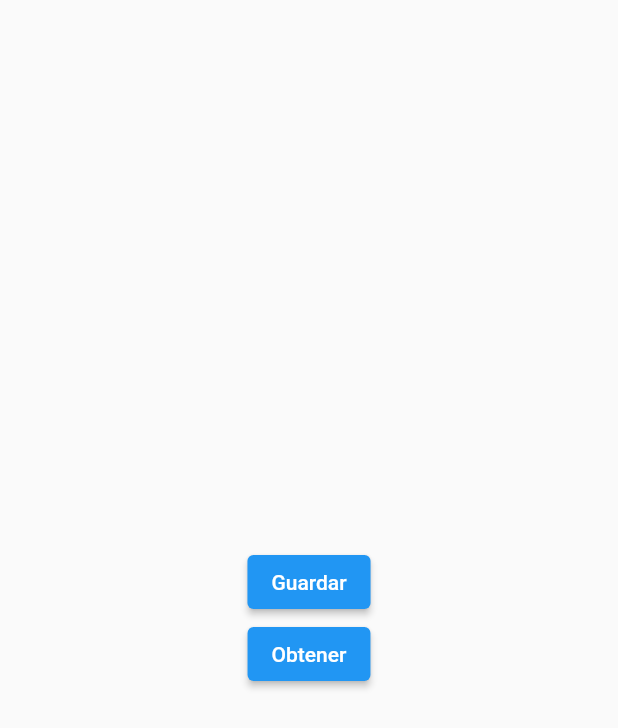
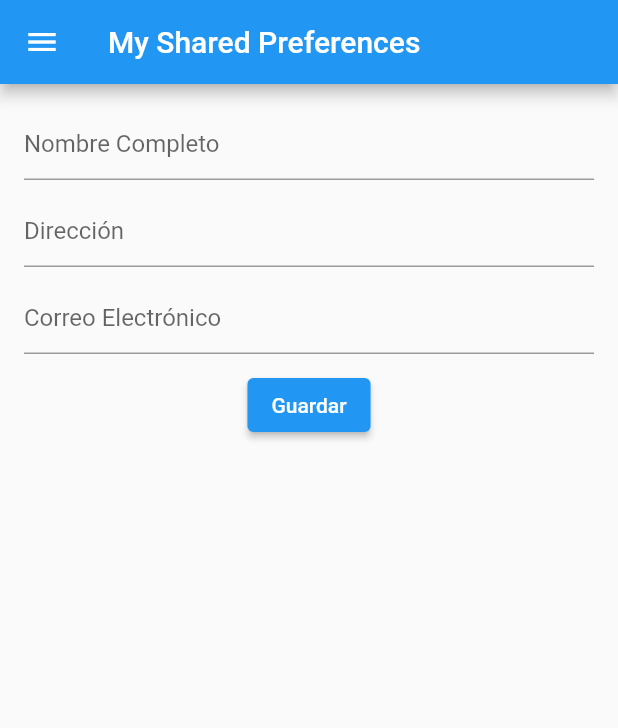
Before and after one commit to valegrei/codigo6_shared, a Flutter app: the screen it shows after launch, after a tap on "Guardar", on a phone screen of 412 x 824 dp. Shown: the top 728 px of the screen. Run offline on Flutter 3.47's test engine with Material 2 defaults, Android fonts, the phone set to English and light mode, and no system bars; our stand-ins replace shared_preferences; network calls fail.

Commit message:
datos de perfil

```diff
--- a/lib/pages/home_page.dart
+++ b/lib/pages/home_page.dart
@@ -1,38 +1,79 @@
+import 'package:codigo6_shared/widgets/my_drawer_widget.dart';
 import 'package:flutter/material.dart';
 import 'package:shared_preferences/shared_preferences.dart';
 
-class HomePage extends StatelessWidget {
+class HomePage extends StatefulWidget {
+  const HomePage({super.key});
+
+  @override
+  State<HomePage> createState() => _HomePageState();
+}
+
+class _HomePageState extends State<HomePage> {
+  String name = "";
+  int age = 0;
+
+  final TextEditingController _nameController = TextEditingController();
+  final TextEditingController _addressController = TextEditingController();
+  final TextEditingController _emailController = TextEditingController();
+
   save() async {
     SharedPreferences mandarina = await SharedPreferences.getInstance();
-    mandarina.setString("name", "Victor Augusto Alegre");
-    mandarina.setInt("age", 28);
+    mandarina.setString("name", _nameController.text);
+    mandarina.setString("address", _addressController.text);
+    mandarina.setString("email", _emailController.text);
     print("Guardando...");
   }
 
-  getData() async{
+  getData() async {
     SharedPreferences mandarina = await SharedPreferences.getInstance();
     print(mandarina.getString("name"));
-    print(mandarina.getInt("age"));
+    print(mandarina.getString("address"));
+    print(mandarina.getString("email"));
   }
-
-  const HomePage({super.key});
 
   @override
   Widget build(BuildContext context) {
-    // TODO: implement build
     return Scaffold(
-      body: Center(
+      appBar: AppBar(
+        title: const Text("My Shared Preferences"),
+      ),
+      drawer: const MyDrawerWidget(),
+      body: Padding(
+        padding: const EdgeInsets.all(16.0),
         child: Column(
-          mainAxisAlignment: MainAxisAlignment.center,
           children: [
+            TextField(
+              controller: _nameController,
+              decoration: const InputDecoration(
+                hintText: "Nombre Completo",
+              ),
+            ),
+            const SizedBox(height: 10.0,),
+            TextField(
+              controller: _addressController,
+              decoration: const InputDecoration(
+                hintText: "Dirección",
+              ),
+            ),
+            const SizedBox(height: 10.0,),
+            TextField(
+              controller: _emailController,
+              decoration: const InputDecoration(
+                hintText: "Correo Electrónico",
+              ),
+            ),
+            const SizedBox(height: 10.0,),
             ElevatedButton(
                 onPressed: () {
                   save();
                 },
-                child: Text("Guardar")),
-            ElevatedButton(onPressed: () {
-              getData();
-            }, child: Text("Obtener")),
+                child: const Text("Guardar")),
+            // ElevatedButton(
+            //     onPressed: () {
+            //       getData();
+            //     },
+            //     child: Text("Obtener")),
           ],
         ),
       ),
--- /dev/null
+++ b/lib/widgets/my_drawer_widget.dart
@@ -0,0 +1,102 @@
+import 'package:codigo6_shared/pages/profile_page.dart';
+import 'package:flutter/material.dart';
+
+class MyDrawerWidget extends StatelessWidget {
+  const MyDrawerWidget({super.key});
+
+  @override
+  Widget build(BuildContext context) {
+    return Drawer(
+      backgroundColor: Colors.white,
+      shape: const RoundedRectangleBorder(
+        //borderRadius: BorderRadius.circular(40.0)
+        borderRadius: BorderRadius.only(
+          topRight: Radius.circular(30.0),
+          bottomRight: Radius.circular(30.0),
+        ),
+      ),
+      child: Column(
+        crossAxisAlignment: CrossAxisAlignment.stretch,
+        children: [
+          DrawerHeader(
+            decoration: const BoxDecoration(
+              color: Colors.amber,
+              image: DecorationImage(
+                fit: BoxFit.cover,
+                image: NetworkImage(
+                  "https://media.istockphoto.com/id/1337444255/es/foto/ilustraci%C3%B3n-3d-retrowave-de-los-a%C3%B1os-80-de-un-paisaje-urbano-retro-con-brillantes-luces-de-ne%C3%B3n.jpg?b=1&s=612x612&w=0&k=20&c=Qda852-ijTIjginAntk9hHhkNjrC9DXhd8_kh-ErAAU=",
+                ),
+              ),
+            ),
+            child: Column(
+              crossAxisAlignment: CrossAxisAlignment.start,
+              children: const [
+                CircleAvatar(
+                  backgroundImage: NetworkImage(
+                    "https://images.pexels.com/photos/574071/pexels-photo-574071.jpeg?auto=compress&cs=tinysrgb&w=1260&h=750&dpr=1",
+                  ),
+                  backgroundColor: Colors.indigo,
+                  radius: 36,
+                ),
+                SizedBox(
+                  height: 6.0,
+                ),
+                Text(
+                  "Víctor Alegre",
+                  style: TextStyle(
+                    color: Colors.white,
+                    fontSize: 18.0,
+                  ),
+                ),
+                Text(
+                  "valegreib@gmail.com",
+                  style: TextStyle(
+                    color: Colors.white,
+                  ),
+                ),
+              ],
+            ),
+          ),
+          ListTile(
+            onTap: () {
+              //Navigator.pop(context);
+              Navigator.push(context,
+                  MaterialPageRoute(builder: (context) => ProfilePage()));
+            },
+            leading: const Icon(
+              Icons.person,
+            ),
+            title: const Text("Mi perfil"),
+          ),
+          const ListTile(
+            leading: Icon(
+              Icons.settings,
+            ),
+            title: Text("Configuración"),
+          ),
+          const ListTile(
+            leading: Icon(
+              Icons.price_change,
+            ),
+            title: Text("Mis ventas"),
+          ),
+          const ListTile(
+            leading: Icon(
+              Icons.pie_chart,
+            ),
+            title: Text("Reportes"),
+          ),
+          const Divider(),
+          const ListTile(
+            leading: Icon(
+              Icons.exit_to_app,
+            ),
+            title: Text("Cerrar Sesión"),
+          ),
+        ],
+      ),
+      //width: 100,
+      //elevation: 0,
+    );
+  }
+}
```
Also changed, not shown: lib/pages/profile_page.dart (added, +87 -0 lines).
